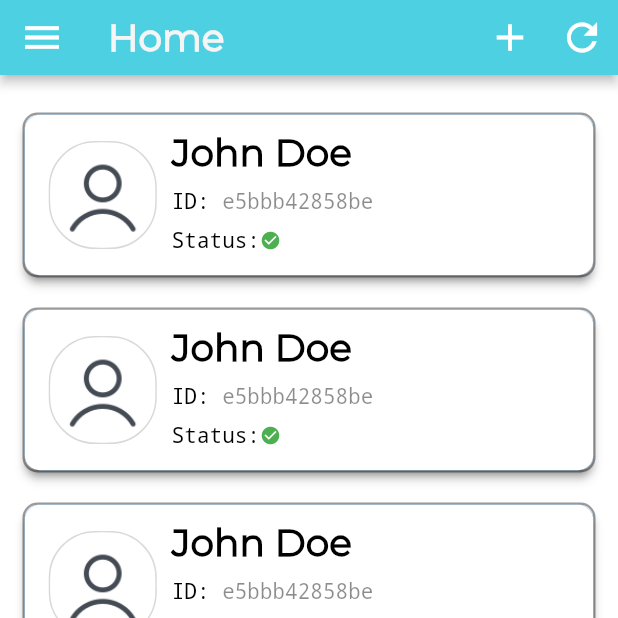
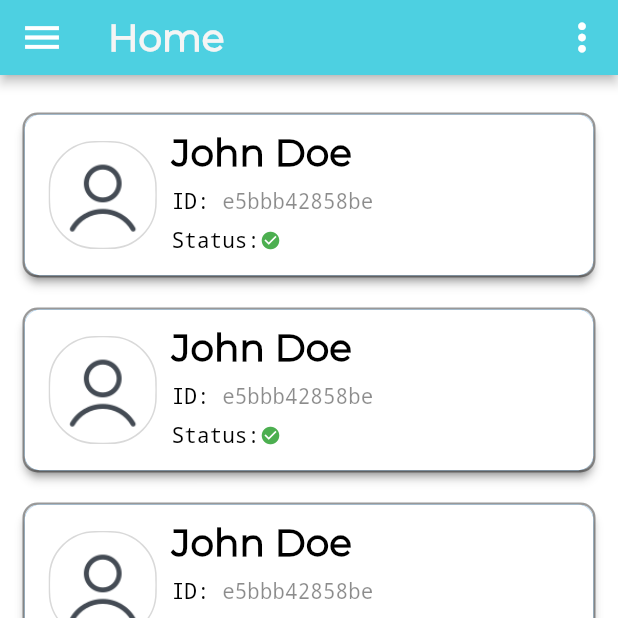
Before and after one commit to Adithya2018/Covid-Vaccine-Slot-Booking-Service, a Flutter app: the screen it shows once a user with an empty profile is signed in, on a phone screen of 412 x 824 dp, the top half of it. Run offline on Flutter 3.47's test engine with Material 2 defaults, Android fonts, the phone set to English and light mode, and no system bars; our stand-ins replace firebase_auth, firebase_core, otp_text_field, syncfusion_flutter_calendar; accounts and stored records are empty.

```diff
--- a/covid_vaccine/lib/main.dart
+++ b/covid_vaccine/lib/main.dart
@@ -1,8 +1,5 @@
 import 'dart:ui';
 import 'package:covid_vaccine/models/user.dart';
-import 'package:covid_vaccine/screens/authenticate/authenticate.dart';
-import 'package:covid_vaccine/screens/authenticate/signin.dart';
-import 'package:covid_vaccine/screens/home/home.dart';
 import 'package:covid_vaccine/screens/registration/registration.dart';
 import 'package:covid_vaccine/screens/registration/slotbooking.dart';
 import 'package:covid_vaccine/screens/wrapper.dart' show Wrapper;
--- a/covid_vaccine/lib/screens/authenticate/forgotpwd.dart
+++ b/covid_vaccine/lib/screens/authenticate/forgotpwd.dart
@@ -40,11 +40,11 @@ class ForgotPassword extends StatelessWidget {
                 ),
               ),
               SizedBox(height: 20),
-              RaisedButton(
+              ElevatedButton(
                 child: Text('Send Email'),
                 onPressed: () {},
               ),
-              FlatButton(
+              TextButton(
                 child: Text('Sign In'),
                 onPressed: () {},
               )
--- a/covid_vaccine/lib/screens/home/home.dart
+++ b/covid_vaccine/lib/screens/home/home.dart
@@ -1,10 +1,7 @@
-import 'dart:io';
-
 import 'package:covid_vaccine/services/auth.dart';
 import 'package:flutter/material.dart';
 import 'package:covid_vaccine/screens/authenticate/authenticate.dart';
 import 'package:covid_vaccine/models/user.dart';
-import 'package:firebase_auth/firebase_auth.dart';
 
 class Home extends StatelessWidget {
   @override
@@ -25,21 +22,14 @@ class MyHomePage extends StatefulWidget {
 }
 
 class _MyHomePageState extends State<MyHomePage> {
-  int _counter = 0;
+  //int _counter = 0;
   TextStyle style = TextStyle(fontFamily: 'Montserrat', fontSize: 20.0);
   final AuthService _auth = AuthService();
   final _scrollController = ScrollController();
 
-  void _incrementCounter() {
+  /*void _incrementCounter() {
     setState(() {
       _counter++;
-    });
-  }
-
-  /*void nextPage() {
-    setState(() {
-      _counter++;
-      print(_counter);
     });
   }*/
 
@@ -300,7 +290,7 @@ class _MyHomePageState extends State<MyHomePage> {
             ),
           ),
           actions: <Widget>[
-            IconButton(
+            /*IconButton(
               icon: Icon(
                 Icons.add,
                 color: Colors.white,
@@ -310,10 +300,10 @@ class _MyHomePageState extends State<MyHomePage> {
               onPressed: () {
                 Navigator.of(context).pushNamed('/reg');
               },
-            ),
+            ),*/
             IconButton(
               icon: Icon(
-                Icons.refresh,
+                Icons.more_vert,
                 color: Colors.white,
                 size: 30.0,
               ),
@@ -333,14 +323,11 @@ class _MyHomePageState extends State<MyHomePage> {
                 children: <Widget>[
                   SizedBox(
                     height: 10,
-                  ),
-                  /*addBtn,
+                  ),/**/
+                  _buttonList,
+                  addBtn,
                   SizedBox(
-                    height: 20,
-                  ),*/
-                  _buttonList,
-                  SizedBox(
-                    height: 45,
+                    height: 65,
                   ),
                 ],
               ),
--- a/covid_vaccine/lib/screens/registration/registration.dart
+++ b/covid_vaccine/lib/screens/registration/registration.dart
@@ -28,7 +28,7 @@ class RegistrationPage extends StatefulWidget {
 class _RegistrationPageState extends State<RegistrationPage> {
   // int _counter = 0;
   TextStyle style = TextStyle(fontFamily: 'Montserrat', fontSize: 20.0);
-  static const IconData camera = IconData(0xe62e, fontFamily: 'MaterialIcons');
+  // static const IconData camera = IconData(0xe62e, fontFamily: 'MaterialIcons');
   // void _incrementCounter() {
   //   setState(() {
   //     _counter++;
@@ -266,7 +266,7 @@ class CreateAccWithEmail extends StatefulWidget {
 class _CreateAccWithEmailState extends State<CreateAccWithEmail> {
   TextStyle style = TextStyle(fontFamily: 'Montserrat', fontSize: 20.0);
   final AuthService _auth = AuthService();
-  String error = "";
+  //String error = "";
   final _formKey = GlobalKey<FormState>();
 
   String _email = "";
@@ -447,7 +447,7 @@ class _CreateAccWithEmailState extends State<CreateAccWithEmail> {
             print("Password: $_pwd");
             print("Re-typed password: $_confPwd");
             if (_formKey.currentState.validate()) {
-              dynamic result = await _auth.registerWithEmailAndPwd(
+              dynamic result = await _auth.reqNewAccountWithEmail(
                 _email,
                 _pwd,
               );
--- a/covid_vaccine/lib/screens/registration/slotbooking.dart
+++ b/covid_vaccine/lib/screens/registration/slotbooking.dart
@@ -1,5 +1,4 @@
 import 'package:covid_vaccine/screens/home/home.dart';
-import 'package:covid_vaccine/screens/registration/registration.dart';
 import 'package:flutter/material.dart';
 import 'package:syncfusion_flutter_calendar/calendar.dart';
 
--- a/covid_vaccine/lib/screens/wrapper.dart
+++ b/covid_vaccine/lib/screens/wrapper.dart
@@ -1,8 +1,7 @@
 import 'package:covid_vaccine/models/user.dart';
 import 'package:covid_vaccine/screens/authenticate/authenticate.dart';
-import 'package:covid_vaccine/screens/authenticate/signin.dart';
+//import 'package:covid_vaccine/screens/authenticate/signin.dart';
 import 'package:covid_vaccine/screens/home/home.dart';
-import 'package:covid_vaccine/screens/registration/registration.dart';
 import 'package:flutter/material.dart';
 import 'package:provider/provider.dart';
 
@@ -19,8 +18,8 @@ class Wrapper extends StatelessWidget {
       return Home();
     }else {
       print("$user was signed out");
-      return SignInOptions();
-    } //Authenticate();
-    return CreateAccWithEmail();
+      return Authenticate();
+    }
+    //return SignInWithEmail();
   }
 }
```
Also changed, not shown: covid_vaccine/lib/screens/authenticate/signin.dart (+95 -24 lines), covid_vaccine/lib/services/auth.dart (+18 -2 lines).
